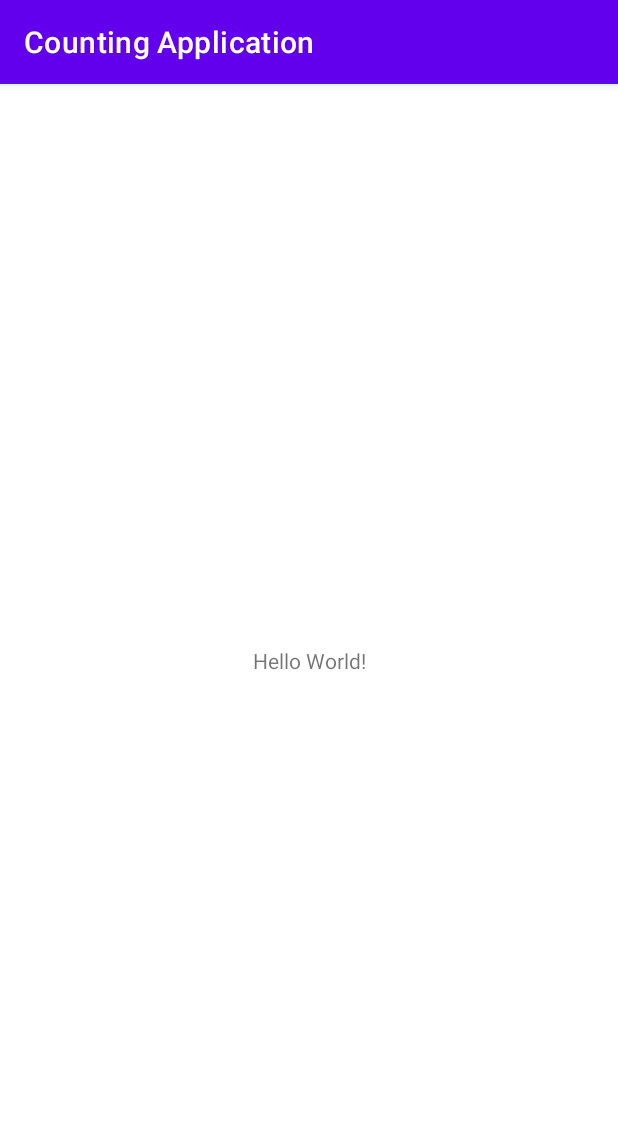
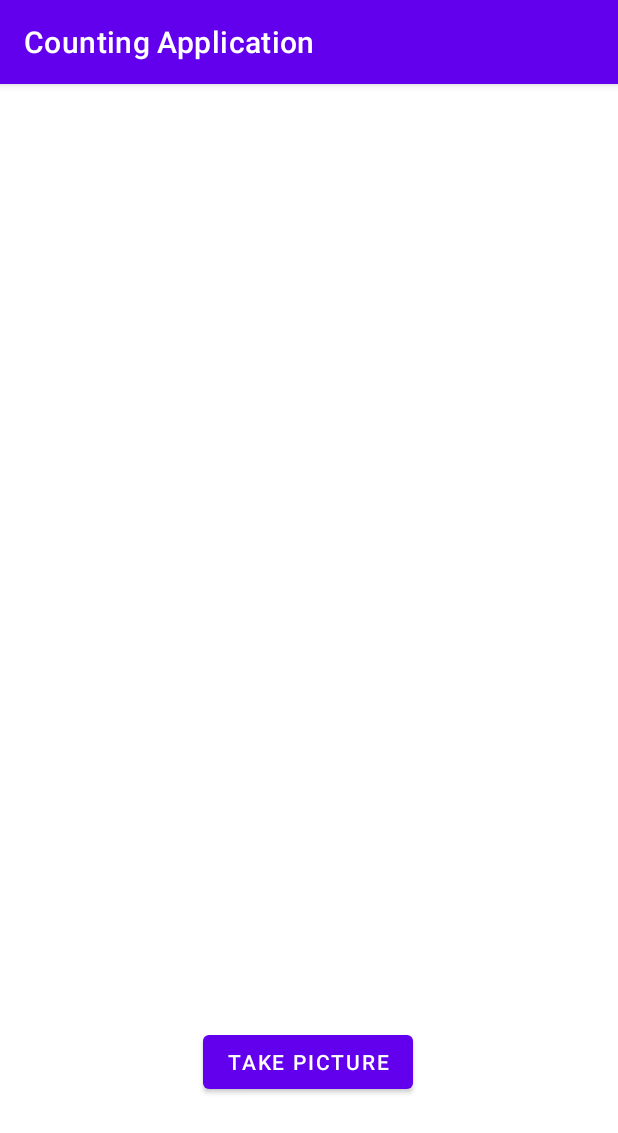
Before and after one commit to Bambalombo/P3-Project-Counting-With-IP, an Android app: the screen it shows after launch (MainActivity), on a phone screen of 412 x 824 dp. Shown: the top 1133 px of the screen. Run offline under Robolectric (Android 15) with nearby library versions, the phone set to English and light mode, and no system bars.

Commit message:
The app can now take a picture and save it in a bitmap.

```diff
--- a/Android Studio Project folder/app/src/main/AndroidManifest.xml
+++ b/Android Studio Project folder/app/src/main/AndroidManifest.xml
@@ -1,6 +1,8 @@
 <?xml version="1.0" encoding="utf-8"?>
 <manifest xmlns:android="http://schemas.android.com/apk/res/android"
     xmlns:tools="http://schemas.android.com/tools">
+
+    <uses-permission android:name="android.permission.CAMERA"/>
 
     <application
         android:allowBackup="true"
--- a/Android Studio Project folder/app/src/main/java/com/example/countingapplication/MainActivity.java
+++ b/Android Studio Project folder/app/src/main/java/com/example/countingapplication/MainActivity.java
@@ -2,13 +2,45 @@ package com.example.countingapplication;
 
 import androidx.appcompat.app.AppCompatActivity;
 
+import android.content.Intent;
+import android.graphics.Bitmap;
 import android.os.Bundle;
+import android.provider.MediaStore;
+import android.view.View;
+import android.widget.Button;
+import android.widget.ImageView;
 
 public class MainActivity extends AppCompatActivity {
+
+    private ImageView myImage;
+    private Button button;
 
     @Override
     protected void onCreate(Bundle savedInstanceState) {
         super.onCreate(savedInstanceState);
         setContentView(R.layout.activity_main);
+
+        myImage = (ImageView) findViewById(R.id.myImage);
+        button = (Button) findViewById(R.id.button);
+
+        button.setOnClickListener(new View.OnClickListener() {
+            @Override
+            public void onClick(View view) {
+                takePicture();
+            }
+        });
+    }
+
+    private void takePicture() {
+        Intent i = new Intent(MediaStore.ACTION_IMAGE_CAPTURE);
+        startActivityForResult(i,0);
+    }
+
+    protected void OnActivityResult(int requestCode, int resultCode, Intent data){
+        super.onActivityResult(requestCode,resultCode,data);
+        if(resultCode == RESULT_OK){
+            Bitmap b = (Bitmap) data.getExtras().get("data");
+            myImage.setImageBitmap(b);
+        }
     }
 }
--- a/Android Studio Project folder/app/src/main/res/layout/activity_main.xml
+++ b/Android Studio Project folder/app/src/main/res/layout/activity_main.xml
@@ -6,13 +6,21 @@
     android:layout_height="match_parent"
     tools:context=".MainActivity">
 
-    <TextView
+    <ImageView
+        android:id="@+id/myImage"
+        android:layout_height="match_parent"
+        android:layout_width="match_parent"/>
+
+    <Button
+        android:id="@+id/button"
+        android:text="Take Picture"
         android:layout_width="wrap_content"
         android:layout_height="wrap_content"
-        android:text="Hello World!"
         app:layout_constraintBottom_toBottomOf="parent"
         app:layout_constraintEnd_toEndOf="parent"
+        app:layout_constraintHorizontal_bias="0.498"
         app:layout_constraintStart_toStartOf="parent"
-        app:layout_constraintTop_toTopOf="parent" />
+        app:layout_constraintTop_toTopOf="@+id/myImage"
+        app:layout_constraintVertical_bias="0.872" />
 
 </androidx.constraintlayout.widget.ConstraintLayout>
```
